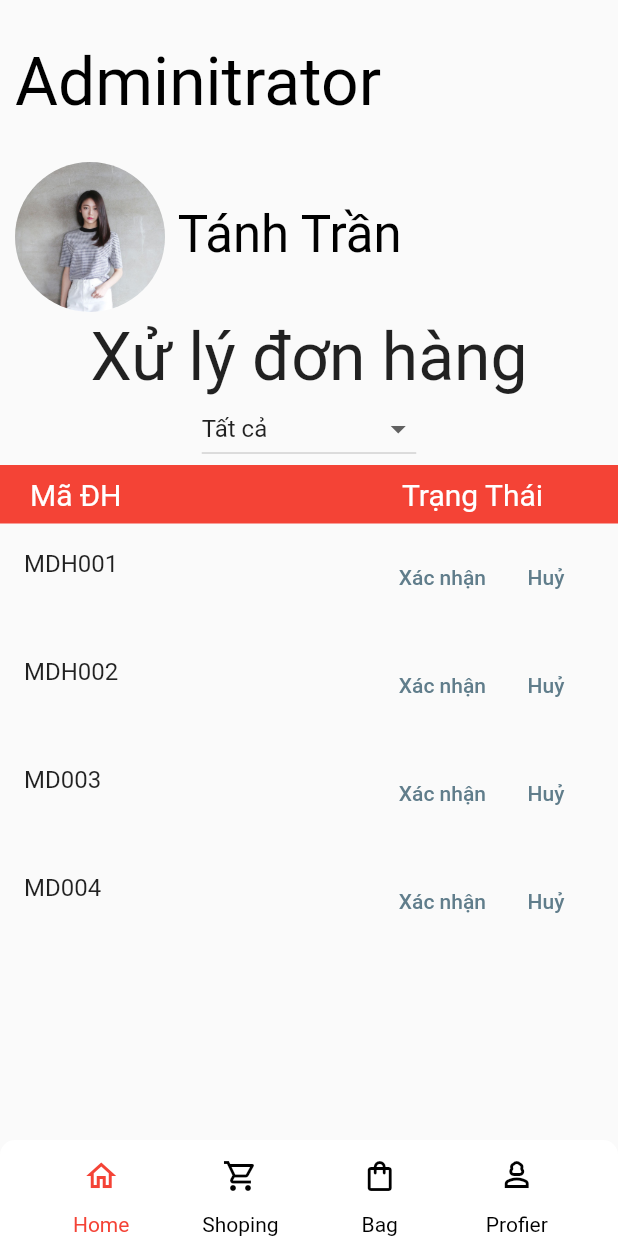
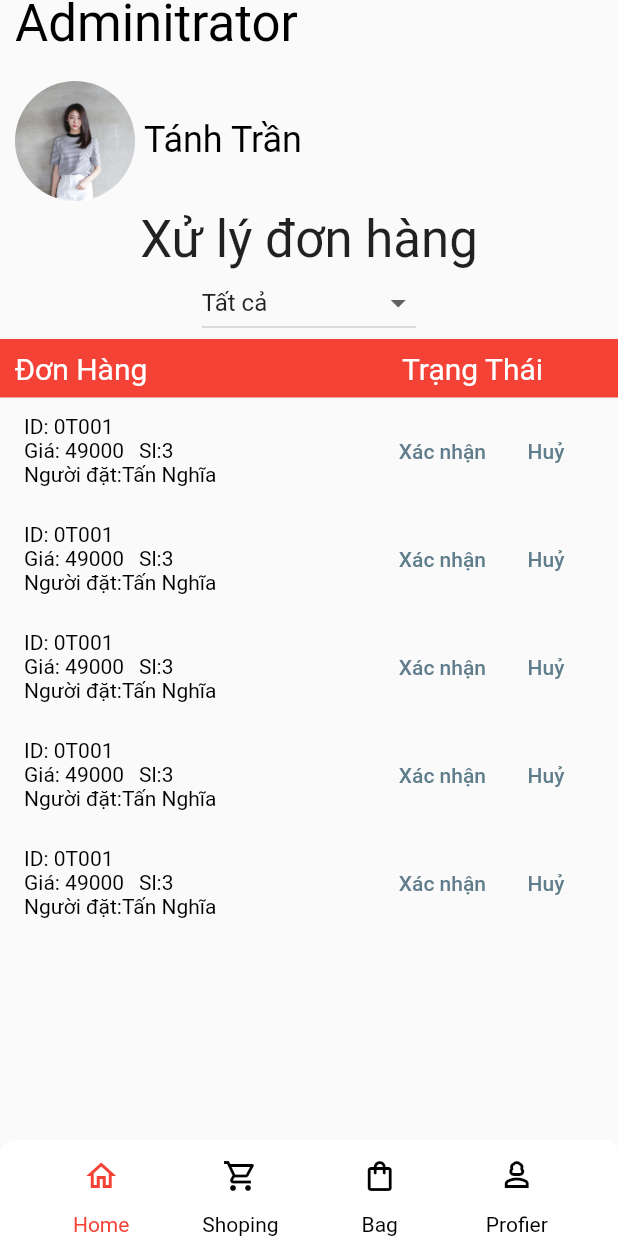
Before and after one commit to HuynhDatIT/DA_flutter_app, a Flutter app: the MainAdmin screen opened directly, on a phone screen of 412 x 824 dp. Run offline on Flutter 3.47's test engine with Material 2 defaults, Android fonts, the phone set to English and light mode, and no system bars; our stand-ins replace badges, cached_network_image, card_swiper, cloud_firestore, firebase_core; accounts and stored records are empty.

Commit message:
mer fiter admin

```diff
--- a/ecommer_app/lib/screen/admin/filter_admin.dart
+++ b/ecommer_app/lib/screen/admin/filter_admin.dart
@@ -1,14 +1,17 @@
 import 'package:flutter/material.dart';
 
 class Product {
-  final String id;
+  String id;
+  String priceOder;
+  String nameOder;
+  int Number;
   bool isConfirmed;
   bool isCanceled;
   int confirmationCount;
   int cancellationCount;
 
-  Product(this.id, this.isConfirmed, this.isCanceled, this.confirmationCount,
-      this.cancellationCount);
+  Product(this.id, this.priceOder,this.Number, this.nameOder, this.isConfirmed,
+      this.isCanceled, this.confirmationCount, this.cancellationCount);
 }
 
 class Filteradmin extends StatefulWidget {
@@ -18,15 +21,14 @@ class Filteradmin extends StatefulWidget {
 
 class _AdminPageState extends State<Filteradmin> {
   List<Product> products = [
-    Product('MDH001', false, false, 0, 0),
-    Product('MDH002', false, false, 0, 0),
-    Product('MD003', false, false, 0, 0),
-    Product('MD004', false, false, 0, 0),
-    Product('MD005', false, false, 0, 0),
-    Product('MD006', false, false, 0, 0),
-    Product('MD007', false, false, 0, 0),
-    Product('MD008', false, false, 0, 0),
-    Product('MD009', false, false, 0, 0),
+    Product('0T001', '49000', 3,'Tấn Nghĩa', false, false, 0, 0),
+    Product('0T001', '49000', 3,'Tấn Nghĩa', false, false, 0, 0),
+    Product('0T001', '49000', 3,'Tấn Nghĩa', false, false, 0, 0),
+    Product('0T001', '49000', 3,'Tấn Nghĩa', false, false, 0, 0),
+    Product('0T001', '49000', 3,'Tấn Nghĩa', false, false, 0, 0),
+    Product('0T001', '49000', 3,'Tấn Nghĩa', false, false, 0, 0),
+    Product('0T001', '49000', 3,'Tấn Nghĩa', false, false, 0, 0),
+    Product('0T001', '49000', 3,'Tấn Nghĩa', false, false, 0, 0),
   ];
 
   List<Product> filteredProducts = [];
@@ -185,9 +187,9 @@ class _AdminPageState extends State<Filteradmin> {
               crossAxisAlignment: CrossAxisAlignment.start,
               children: const <Widget>[
                 Padding(
-                      padding: EdgeInsets.only(left: 20),
+                  padding: EdgeInsets.only(left: 10),
                   child: Text(
-                        'Mã ĐH',
+                    'Đơn Hàng',
                     style: TextStyle(color: Colors.white, fontSize: 20),
                     // textAlign: TextAlign.start,
                   ),
@@ -204,7 +206,7 @@ class _AdminPageState extends State<Filteradmin> {
           ),
         ),
         Container(
-          height: 300,
+          height: 350,
           child: Expanded(
             child: ListView.builder(
               itemCount: filteredProducts.length,
@@ -212,18 +214,44 @@ class _AdminPageState extends State<Filteradmin> {
                 final product = filteredProducts[index];
 
                 return ListTile(
-                  title: Text(product.id),
+                  title: RichText(
+                    text: TextSpan(children: [
+                      TextSpan(
+                          text: 'ID: ${product.id}',
+                          style: TextStyle(color: Colors.black)),
+                      TextSpan(text: '\n'),
+                      TextSpan(
+                          text: 'Giá: ${product.priceOder}',
+                          style: TextStyle(color: Colors.black)),
+                      WidgetSpan(child: SizedBox(width: 10,)),
+                      TextSpan(
+                        text: 'Sl:${product.Number}',
+                        style: TextStyle(color: Colors.black),
+                      ),
+                      TextSpan(text: '\n'),
+                      TextSpan(
+                          text: 'Người đặt:${product.nameOder}',
+                          style: TextStyle(color: Colors.black))
+                    ]),
+                  ),
                   subtitle: Row(
                     children: [
                       Visibility(
                         visible: product.isConfirmed,
-                        child: Text('Đã xác nhận (${product.confirmationCount})'),
+                        child: Text(
+                          'Đã xác nhận',
+                          style: TextStyle(
+                              color: Colors.green, fontWeight: FontWeight.bold),
+                        ),
                       ),
                       SizedBox(width: 8),
                       Visibility(
                           visible: product.isCanceled,
-                        child: Text('Đã huỷ (${product.cancellationCount})'),
-                      ),
+                          child: Text(
+                            'Đã huỷ',
+                            style: TextStyle(
+                                color: Colors.red, fontWeight: FontWeight.bold),
+                          )),
                     ],
                   ),
                   trailing: Row(
--- a/ecommer_app/lib/screen/admin/mainAdmin.dart
+++ b/ecommer_app/lib/screen/admin/mainAdmin.dart
@@ -27,7 +27,7 @@ class _MainAdminState extends State<MainAdmin> {
                     'Adminitrator',
                     textAlign: TextAlign.justify,
                     style:
-                        TextStyle(height: 2, fontSize: 44, color: Colors.black),
+                        TextStyle(height: 1, fontSize: 34, color: Colors.black),
                   ),
                 ),
               ],
@@ -41,15 +41,15 @@ class _MainAdminState extends State<MainAdmin> {
                     borderRadius: BorderRadius.circular(100),
                     child: Image.asset(
                       'assets/images/product1.jpg',
-                      width: 100,
-                      height: 100,
+                      width: 80,
+                      height: 80,
                       fit: BoxFit.cover,
                     ),
                   ),
                   Text('Tánh Trần ',
                       textAlign: TextAlign.end,
                       style: TextStyle(
-                          height: 1, fontSize: 34, color: Colors.black)),
+                          height: 1, fontSize: 24, color: Colors.black)),
                 ],
               ),
             ),
@@ -61,7 +61,7 @@ class _MainAdminState extends State<MainAdmin> {
                   'Xử lý đơn hàng',
                   style: TextStyle(
                       // fontFamily: 'Readex Pro',
-                      fontSize: 44,
+                      fontSize: 34,
                       height: 1),
                 ),
               ],
```
Lines whose indentation alone changed are shown as unchanged.
